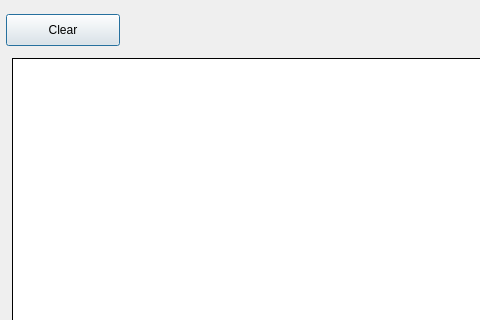
The window that dialog.ui (Kabotyn/Langton-s-Ant) describes before a commit, drawn with Qt 5; both pictures show x 0 to 480 and y 0 to 320 of the 631 by 521 pixel window.
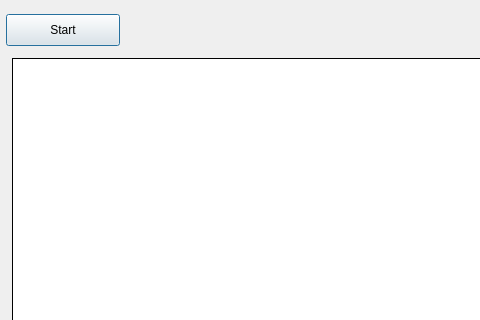
The same window after the commit.

The edit to the form file:
```diff
--- a/dialog.ui
+++ b/dialog.ui
@@ -83,7 +83,7 @@
     </rect>
    </property>
    <property name="text">
-    <string>Clear</string>
+    <string>Start</string>
    </property>
   </widget>
  </widget>
```
